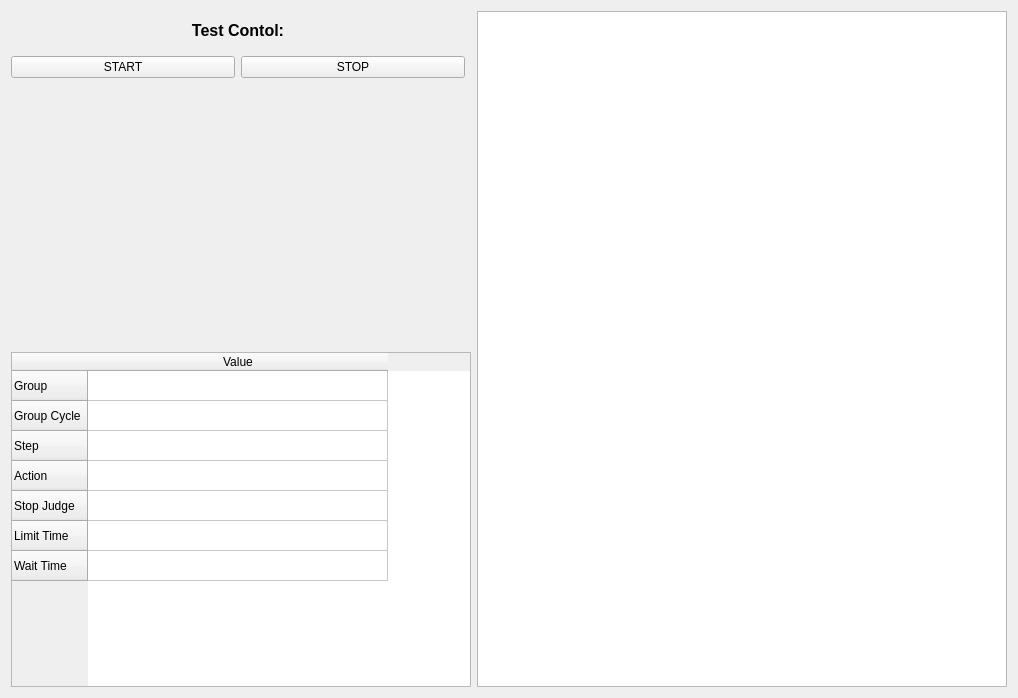
TC-FW/Battery-Auto-Test-Tool, file homepage/ui_main_tab.ui: the form before one commit.
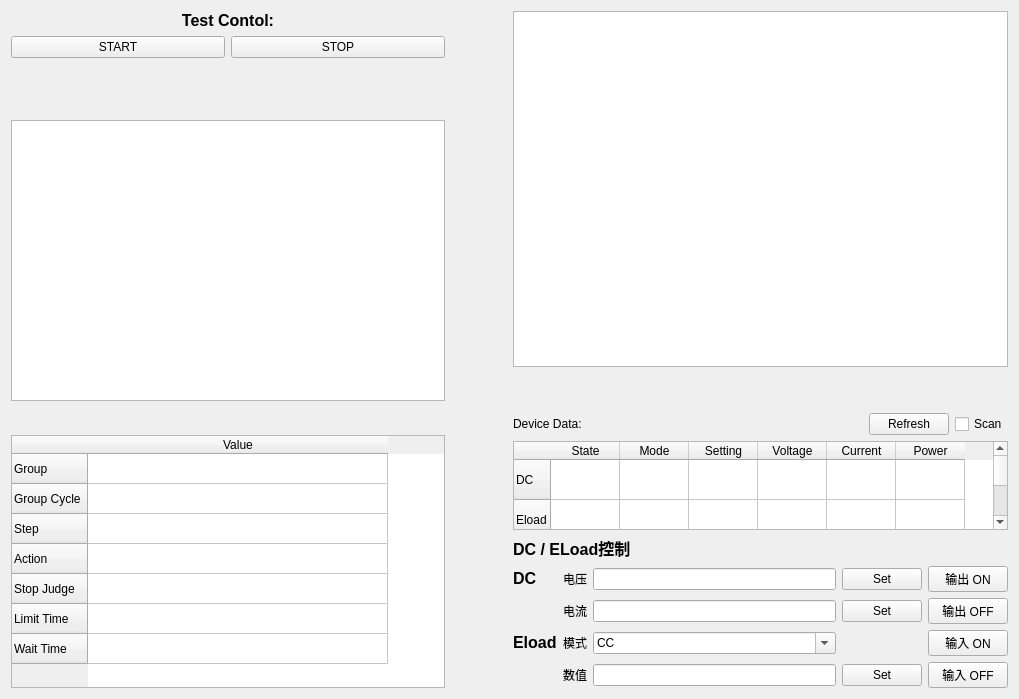
The form after the commit.

Commit message: 1. 修改table对齐方式; 2. 添加寄存器监控功能; 3. 添加设备数据自动读取功能(调试中)

```diff
--- a/homepage/ui_main_tab.ui
+++ b/homepage/ui_main_tab.ui
@@ -6,17 +6,71 @@
    <rect>
     <x>0</x>
     <y>0</y>
-    <width>1018</width>
-    <height>698</height>
+    <width>1019</width>
+    <height>699</height>
    </rect>
   </property>
   <property name="windowTitle">
    <string>Form</string>
   </property>
-  <layout class="QGridLayout" name="gridLayout_3">
-   <item row="0" column="0">
-    <layout class="QGridLayout" name="gridLayout" rowstretch="1,4,5" columnstretch="6,0,7">
-     <item row="2" column="0" colspan="2">
+  <layout class="QHBoxLayout" name="horizontalLayout_2" stretch="7,1,8">
+   <item>
+    <layout class="QVBoxLayout" name="verticalLayout_2" stretch="1,2,10,1,9">
+     <item>
+      <layout class="QGridLayout" name="gridLayout_2">
+       <item row="2" column="1">
+        <widget class="QPushButton" name="test_stop_button">
+         <property name="text">
+          <string>STOP</string>
+         </property>
+        </widget>
+       </item>
+       <item row="2" column="0">
+        <widget class="QPushButton" name="test_start_button">
+         <property name="text">
+          <string>START</string>
+         </property>
+        </widget>
+       </item>
+       <item row="1" column="0" colspan="2">
+        <widget class="QLabel" name="label">
+         <property name="text">
+          <string>&lt;html&gt;&lt;head/&gt;&lt;body&gt;&lt;p align=&quot;center&quot;&gt;&lt;span style=&quot; font-size:12pt; font-weight:600;&quot;&gt;Test Contol:&lt;/span&gt;&lt;/p&gt;&lt;/body&gt;&lt;/html&gt;</string>
+         </property>
+        </widget>
+       </item>
+      </layout>
+     </item>
+     <item>
+      <spacer name="verticalSpacer_2">
+       <property name="orientation">
+        <enum>Qt::Vertical</enum>
+       </property>
+       <property name="sizeHint" stdset="0">
+        <size>
+         <width>20</width>
+         <height>40</height>
+        </size>
+       </property>
+      </spacer>
+     </item>
+     <item>
+      <widget class="QTableWidget" name="monitor_table"/>
+     </item>
+     <item>
+      <spacer name="verticalSpacer">
+       <property name="orientation">
+        <enum>Qt::Vertical</enum>
+       </property>
+       <property name="sizeHint" stdset="0">
+        <size>
+         <width>20</width>
+         <height>40</height>
+        </size>
+       </property>
+      </spacer>
+     </item>
+     <item>
       <widget class="QTableWidget" name="test_status_table">
        <property name="sizePolicy">
         <sizepolicy hsizetype="Expanding" vsizetype="Expanding">
@@ -72,45 +126,24 @@
        </column>
       </widget>
      </item>
-     <item row="1" column="0" colspan="2">
-      <spacer name="verticalSpacer">
-       <property name="orientation">
-        <enum>Qt::Vertical</enum>
-       </property>
-       <property name="sizeHint" stdset="0">
-        <size>
-         <width>20</width>
-         <height>40</height>
-        </size>
-       </property>
-      </spacer>
-     </item>
-     <item row="0" column="0">
-      <layout class="QGridLayout" name="gridLayout_2">
-       <item row="2" column="0">
-        <widget class="QPushButton" name="test_start_button">
-         <property name="text">
-          <string>START</string>
-         </property>
-        </widget>
-       </item>
-       <item row="2" column="1">
-        <widget class="QPushButton" name="test_stop_button">
-         <property name="text">
-          <string>STOP</string>
-         </property>
-        </widget>
-       </item>
-       <item row="1" column="0" colspan="2">
-        <widget class="QLabel" name="label">
-         <property name="text">
-          <string>&lt;html&gt;&lt;head/&gt;&lt;body&gt;&lt;p align=&quot;center&quot;&gt;&lt;span style=&quot; font-size:12pt; font-weight:600;&quot;&gt;Test Contol:&lt;/span&gt;&lt;/p&gt;&lt;/body&gt;&lt;/html&gt;</string>
-         </property>
-        </widget>
-       </item>
-      </layout>
-     </item>
-     <item row="0" column="2" rowspan="3">
+    </layout>
+   </item>
+   <item>
+    <spacer name="horizontalSpacer_2">
+     <property name="orientation">
+      <enum>Qt::Horizontal</enum>
+     </property>
+     <property name="sizeHint" stdset="0">
+      <size>
+       <width>40</width>
+       <height>20</height>
+      </size>
+     </property>
+    </spacer>
+   </item>
+   <item>
+    <layout class="QVBoxLayout" name="verticalLayout" stretch="8,0,0,2,1">
+     <item>
       <widget class="QTableWidget" name="register_table">
        <property name="rowCount">
         <number>0</number>
@@ -126,6 +159,289 @@
        </attribute>
       </widget>
      </item>
+     <item>
+      <spacer name="verticalSpacer_3">
+       <property name="orientation">
+        <enum>Qt::Vertical</enum>
+       </property>
+       <property name="sizeHint" stdset="0">
+        <size>
+         <width>20</width>
+         <height>40</height>
+        </size>
+       </property>
+      </spacer>
+     </item>
+     <item>
+      <layout class="QHBoxLayout" name="horizontalLayout">
+       <item>
+        <widget class="QLabel" name="label_2">
+         <property name="text">
+          <string>&lt;html&gt;&lt;head/&gt;&lt;body&gt;&lt;p&gt;&lt;span style=&quot; font-size:12pt; font-weight:600;&quot;&gt;Device Data:&lt;/span&gt;&lt;/p&gt;&lt;/body&gt;&lt;/html&gt;</string>
+         </property>
+        </widget>
+       </item>
+       <item>
+        <spacer name="horizontalSpacer">
+         <property name="orientation">
+          <enum>Qt::Horizontal</enum>
+         </property>
+         <property name="sizeHint" stdset="0">
+          <size>
+           <width>40</width>
+           <height>20</height>
+          </size>
+         </property>
+        </spacer>
+       </item>
+       <item>
+        <widget class="QPushButton" name="device_data_refresh_button">
+         <property name="text">
+          <string>Refresh</string>
+         </property>
+        </widget>
+       </item>
+       <item>
+        <widget class="QCheckBox" name="device_data_scan_checkbox">
+         <property name="text">
+          <string>Scan</string>
+         </property>
+        </widget>
+       </item>
+      </layout>
+     </item>
+     <item>
+      <widget class="QTableWidget" name="device_data_table">
+       <attribute name="horizontalHeaderDefaultSectionSize">
+        <number>69</number>
+       </attribute>
+       <attribute name="verticalHeaderDefaultSectionSize">
+        <number>40</number>
+       </attribute>
+       <row>
+        <property name="text">
+         <string>DC</string>
+        </property>
+       </row>
+       <row>
+        <property name="text">
+         <string>Eload</string>
+        </property>
+       </row>
+       <column>
+        <property name="text">
+         <string>State</string>
+        </property>
+       </column>
+       <column>
+        <property name="text">
+         <string>Mode</string>
+        </property>
+       </column>
+       <column>
+        <property name="text">
+         <string>Setting</string>
+        </property>
+       </column>
+       <column>
+        <property name="text">
+         <string>Voltage</string>
+        </property>
+       </column>
+       <column>
+        <property name="text">
+         <string>Current</string>
+        </property>
+       </column>
+       <column>
+        <property name="text">
+         <string>Power</string>
+        </property>
+       </column>
+      </widget>
+     </item>
+     <item>
+      <layout class="QGridLayout" name="gridLayout">
+       <item row="0" column="0" colspan="3">
+        <widget class="QLabel" name="label_12">
+         <property name="sizePolicy">
+          <sizepolicy hsizetype="Minimum" vsizetype="Fixed">
+           <horstretch>0</horstretch>
+           <verstretch>0</verstretch>
+          </sizepolicy>
+         </property>
+         <property name="text">
+          <string>&lt;html&gt;&lt;head/&gt;&lt;body&gt;&lt;p&gt;&lt;span style=&quot; font-size:12pt; font-weight:600;&quot;&gt;DC / ELoad控制&lt;/span&gt;&lt;/p&gt;&lt;/body&gt;&lt;/html&gt;</string>
+         </property>
+        </widget>
+       </item>
+       <item row="2" column="3">
+        <widget class="QPushButton" name="dc_current_set_button">
+         <property name="text">
+          <string>Set</string>
+         </property>
+        </widget>
+       </item>
+       <item row="4" column="1">
+        <widget class="QLabel" name="label_15">
+         <property name="text">
+          <string>&lt;html&gt;&lt;head/&gt;&lt;body&gt;&lt;p align=&quot;center&quot;&gt;模式&lt;/p&gt;&lt;/body&gt;&lt;/html&gt;</string>
+         </property>
+        </widget>
+       </item>
+       <item row="1" column="1">
+        <widget class="QLabel" name="label_13">
+         <property name="text">
+          <string>&lt;html&gt;&lt;head/&gt;&lt;body&gt;&lt;p align=&quot;center&quot;&gt;电压&lt;/p&gt;&lt;/body&gt;&lt;/html&gt;</string>
+         </property>
+        </widget>
+       </item>
+       <item row="1" column="2">
+        <widget class="QLineEdit" name="dc_voltage_input">
+         <property name="sizePolicy">
+          <sizepolicy hsizetype="Expanding" vsizetype="Fixed">
+           <horstretch>0</horstretch>
+           <verstretch>0</verstretch>
+          </sizepolicy>
+         </property>
+        </widget>
+       </item>
+       <item row="2" column="2">
+        <widget class="QLineEdit" name="dc_current_input">
+         <property name="sizePolicy">
+          <sizepolicy hsizetype="Expanding" vsizetype="Fixed">
+           <horstretch>0</horstretch>
+           <verstretch>0</verstretch>
+          </sizepolicy>
+         </property>
+        </widget>
+       </item>
+       <item row="5" column="3">
+        <widget class="QPushButton" name="eload_mode_set_button">
+         <property name="text">
+          <string>Set</string>
+         </property>
+        </widget>
+       </item>
+       <item row="1" column="0">
+        <widget class="QLabel" name="label_11">
+         <property name="text">
+          <string>&lt;html&gt;&lt;head/&gt;&lt;body&gt;&lt;p&gt;&lt;span style=&quot; font-size:12pt; font-weight:600;&quot;&gt;DC&lt;/span&gt;&lt;/p&gt;&lt;/body&gt;&lt;/html&gt;</string>
+         </property>
+        </widget>
+       </item>
+       <item row="5" column="1">
+        <widget class="QLabel" name="label_16">
+         <property name="text">
+          <string>&lt;html&gt;&lt;head/&gt;&lt;body&gt;&lt;p align=&quot;center&quot;&gt;数值&lt;/p&gt;&lt;/body&gt;&lt;/html&gt;</string>
+         </property>
+        </widget>
+       </item>
+       <item row="4" column="2">
+        <widget class="QComboBox" name="eload_mode_combobox">
+         <property name="sizePolicy">
+          <sizepolicy hsizetype="Preferred" vsizetype="Fixed">
+           <horstretch>0</horstretch>
+           <verstretch>0</verstretch>
+          </sizepolicy>
+         </property>
+         <property name="editable">
+          <bool>true</bool>
+         </property>
+         <item>
+          <property name="text">
+           <string>CC</string>
+          </property>
+         </item>
+         <item>
+          <property name="text">
+           <string>CP</string>
+          </property>
+         </item>
+         <item>
+          <property name="text">
+           <string>CR</string>
+          </property>
+         </item>
+         <item>
+          <property name="text">
+           <string>TCC</string>
+          </property>
+         </item>
+         <item>
+          <property name="text">
+           <string>TCP</string>
+          </property>
+         </item>
+        </widget>
+       </item>
+       <item row="4" column="0">
+        <widget class="QLabel" name="label_10">
+         <property name="text">
+          <string>&lt;html&gt;&lt;head/&gt;&lt;body&gt;&lt;p&gt;&lt;span style=&quot; font-size:12pt; font-weight:600;&quot;&gt;Eload&lt;/span&gt;&lt;/p&gt;&lt;/body&gt;&lt;/html&gt;</string>
+         </property>
+        </widget>
+       </item>
+       <item row="2" column="1">
+        <widget class="QLabel" name="label_14">
+         <property name="text">
+          <string>&lt;html&gt;&lt;head/&gt;&lt;body&gt;&lt;p align=&quot;center&quot;&gt;电流&lt;/p&gt;&lt;/body&gt;&lt;/html&gt;</string>
+         </property>
+        </widget>
+       </item>
+       <item row="1" column="3">
+        <widget class="QPushButton" name="dc_voltage_set_button">
+         <property name="sizePolicy">
+          <sizepolicy hsizetype="Minimum" vsizetype="Fixed">
+           <horstretch>0</horstretch>
+           <verstretch>0</verstretch>
+          </sizepolicy>
+         </property>
+         <property name="text">
+          <string>Set</string>
+         </property>
+        </widget>
+       </item>
+       <item row="5" column="2">
+        <widget class="QLineEdit" name="eload_mode_value_input">
+         <property name="sizePolicy">
+          <sizepolicy hsizetype="Expanding" vsizetype="Fixed">
+           <horstretch>0</horstretch>
+           <verstretch>0</verstretch>
+          </sizepolicy>
+         </property>
+        </widget>
+       </item>
+       <item row="1" column="4">
+        <widget class="QPushButton" name="dc_output_on_button">
+         <property name="text">
+          <string>输出 ON</string>
+         </property>
+        </widget>
+       </item>
+       <item row="2" column="4">
+        <widget class="QPushButton" name="dc_output_off_button">
+         <property name="text">
+          <string>输出 OFF</string>
+         </property>
+        </widget>
+       </item>
+       <item row="4" column="4">
+        <widget class="QPushButton" name="eload_input_on_button">
+         <property name="text">
+          <string>输入 ON</string>
+         </property>
+        </widget>
+       </item>
+       <item row="5" column="4">
+        <widget class="QPushButton" name="eload_input_off_button">
+         <property name="text">
+          <string>输入 OFF</string>
+         </property>
+        </widget>
+       </item>
+      </layout>
+     </item>
     </layout>
    </item>
   </layout>
```
The commit also changes 8 other files.
